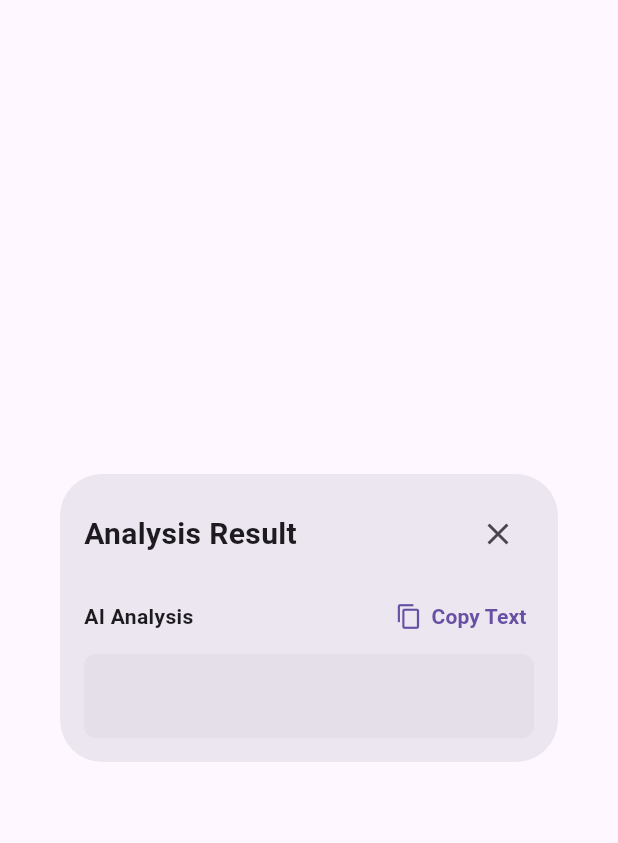
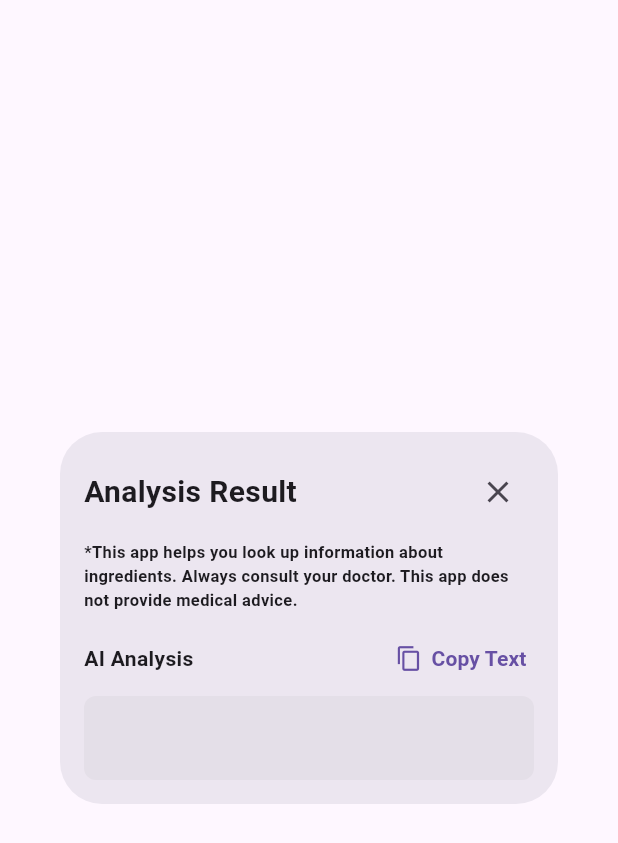
Before and after one commit to danielwang22/ingerSafe, a Flutter app: the ResultDialog widget shown alone on an empty page, opened directly with empty values, on a phone screen of 412 x 824 dp. Shown: the top 843 px of the screen. Run offline on Flutter 3.47's test engine with Material 3 defaults, Android fonts, the phone set to English and light mode, and no system bars; drawn by our look-alikes of showcaseview; our stand-ins replace cloud_firestore, connectivity_plus, firebase_core, flutter_dotenv, flutter_hooks, image_picker and 1 more; missing offline and left inert: google_mlkit_text_recognition; accounts and stored records are empty.

Commit message:
change launcher png to bk and add disclaimer

```diff
--- a/lib/widgets/result_dialog.dart
+++ b/lib/widgets/result_dialog.dart
@@ -25,6 +25,7 @@ class ResultDialog extends StatelessWidget {
         'copyText': 'Copy Text',
         'copyOriginal': 'Original text copied',
         'copyAnalysis': 'Analysis copied',
+        'disclaimer': '*This app helps you look up information about ingredients. Always consult your doctor. This app does not provide medical advice.',
       },
       'zh_Hant': {
         'analysisResult': '分析結果',
@@ -35,6 +36,7 @@ class ResultDialog extends StatelessWidget {
         'copyText': '複製',
         'copyOriginal': '已複製原始文字',
         'copyAnalysis': '已複製分析結果',
+        'disclaimer': '*這款 App 協助您查詢成分相關資訊。請務必諮詢醫師，本 App 並不提供醫療建議。',
       },
       'ja': {
         'analysisResult': '分析結果',
@@ -45,6 +47,7 @@ class ResultDialog extends StatelessWidget {
         'copyText': 'コピー',
         'copyOriginal': '原文をコピーしました',
         'copyAnalysis': '分析結果をコピーしました',
+        'disclaimer': '*このアプリは成分に関する情報を調べるのに役立ちます。必ず医師にご相談ください。このアプリは医療アドバイスを提供するものではありません。',
       },
       'ko': {
         'analysisResult': '분석 결과',
@@ -55,6 +58,7 @@ class ResultDialog extends StatelessWidget {
         'copyText': '복사',
         'copyOriginal': '원본 텍스트가 복사되었습니다',
         'copyAnalysis': '분석 결과가 복사되었습니다',
+        'disclaimer': '*이 앱은 성분에 대한 정보를 확인하는 데 도움을 줍니다. 항상 의사와 상담하세요. 이 앱은 의학적 조언을 제공하지 않습니다.',
       },
     };
 
@@ -88,6 +92,15 @@ class ResultDialog extends StatelessWidget {
                     onPressed: () => Navigator.of(context).pop(),
                   ),
                 ],
+              ),
+              const SizedBox(height: 8),
+              Text(
+                labels['disclaimer']!,
+                style: const TextStyle(
+                  fontSize: 11,
+                  fontWeight: FontWeight.bold,
+                ),
+                softWrap: true,
               ),
               const SizedBox(height: 16),
               Row(
```
Also changed, not shown: 10 other files.
